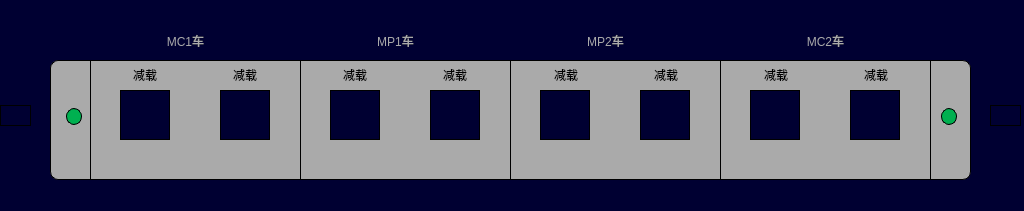
This is vehicleairconditionerpage.ui in 994656234/HHL as Qt 5 draws it before an edit. The edited form follows.
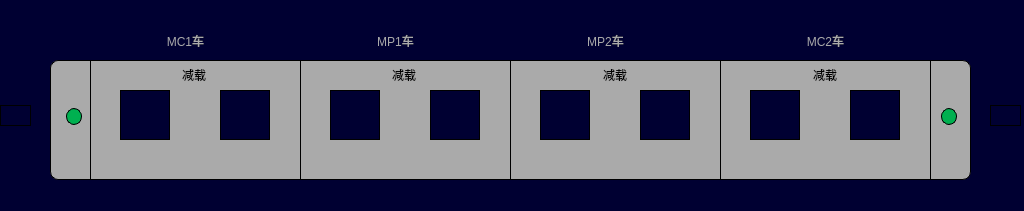
This is the edited form. Icons and pictures are not drawn.

```diff
--- a/vehicleairconditionerpage.ui
+++ b/vehicleairconditionerpage.ui
@@ -406,28 +406,7 @@
   <widget class="QLabel" name="lbl_deload1">
    <property name="geometry">
     <rect>
-     <x>120</x>
-     <y>65</y>
-     <width>50</width>
-     <height>19</height>
-    </rect>
-   </property>
-   <property name="styleSheet">
-    <string notr="true">background-color:rgb(170,170,170);
-font:18px,&quot;微软雅黑&quot;;
-border:0px,black</string>
-   </property>
-   <property name="text">
-    <string>减载</string>
-   </property>
-   <property name="alignment">
-    <set>Qt::AlignCenter</set>
-   </property>
-  </widget>
-  <widget class="QLabel" name="lbl_deload2">
-   <property name="geometry">
-    <rect>
-     <x>220</x>
+     <x>169</x>
      <y>65</y>
      <width>50</width>
      <height>19</height>
@@ -448,28 +427,7 @@
   <widget class="QLabel" name="lbl_deload3">
    <property name="geometry">
     <rect>
-     <x>330</x>
-     <y>65</y>
-     <width>50</width>
-     <height>19</height>
-    </rect>
-   </property>
-   <property name="styleSheet">
-    <string notr="true">background-color:rgb(170,170,170);
-font:18px,&quot;微软雅黑&quot;;
-border:0px,black</string>
-   </property>
-   <property name="text">
-    <string>减载</string>
-   </property>
-   <property name="alignment">
-    <set>Qt::AlignCenter</set>
-   </property>
-  </widget>
-  <widget class="QLabel" name="lbl_deload4">
-   <property name="geometry">
-    <rect>
-     <x>430</x>
+     <x>379</x>
      <y>65</y>
      <width>50</width>
      <height>19</height>
@@ -490,49 +448,7 @@
   <widget class="QLabel" name="lbl_deload5">
    <property name="geometry">
     <rect>
-     <x>541</x>
-     <y>65</y>
-     <width>50</width>
-     <height>19</height>
-    </rect>
-   </property>
-   <property name="styleSheet">
-    <string notr="true">background-color:rgb(170,170,170);
-font:18px,&quot;微软雅黑&quot;;
-border:0px,black</string>
-   </property>
-   <property name="text">
-    <string>减载</string>
-   </property>
-   <property name="alignment">
-    <set>Qt::AlignCenter</set>
-   </property>
-  </widget>
-  <widget class="QLabel" name="lbl_deload6">
-   <property name="geometry">
-    <rect>
-     <x>641</x>
-     <y>65</y>
-     <width>50</width>
-     <height>19</height>
-    </rect>
-   </property>
-   <property name="styleSheet">
-    <string notr="true">background-color:rgb(170,170,170);
-font:18px,&quot;微软雅黑&quot;;
-border:0px,black</string>
-   </property>
-   <property name="text">
-    <string>减载</string>
-   </property>
-   <property name="alignment">
-    <set>Qt::AlignCenter</set>
-   </property>
-  </widget>
-  <widget class="QLabel" name="lbl_deload8">
-   <property name="geometry">
-    <rect>
-     <x>851</x>
+     <x>590</x>
      <y>65</y>
      <width>50</width>
      <height>19</height>
@@ -553,7 +469,7 @@
   <widget class="QLabel" name="lbl_deload7">
    <property name="geometry">
     <rect>
-     <x>751</x>
+     <x>800</x>
      <y>65</y>
      <width>50</width>
      <height>19</height>
```
Left out of the diff: 4 changed lines with no effect on the pictures.
